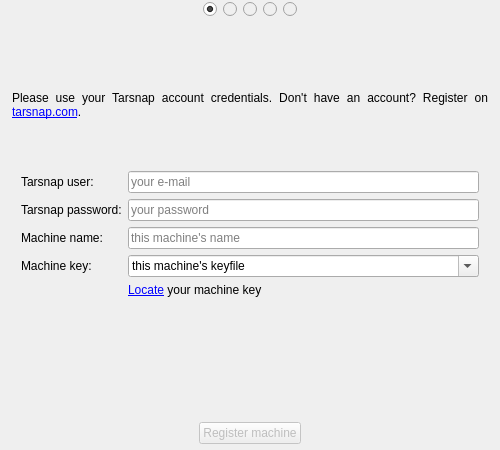
Before: the Qt Designer form forms/setupdialog.ui in Tarsnap/tarsnap-gui, drawn with Qt 5.
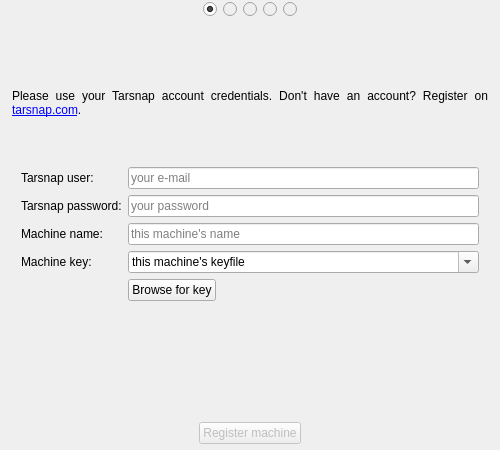
After: the same form once the commit is applied. The open tabs and pages were chosen to show the change. Icons and pictures are not drawn.

Commit message:
Turn the browse for key label into a button.
In the setup wizard.

```diff
--- a/forms/setupdialog.ui
+++ b/forms/setupdialog.ui
@@ -836,9 +836,9 @@
            </widget>
           </item>
           <item row="4" column="1">
-           <widget class="QLabel" name="locateMachineKeyLabel">
+           <widget class="QPushButton" name="browseKeyButton">
             <property name="text">
-             <string>&lt;html&gt;&lt;head/&gt;&lt;body&gt;&lt;p&gt;&lt;a href=&quot;/&quot;&gt;&lt;span style=&quot; text-decoration: underline; color:#0000ff;&quot;&gt;Locate&lt;/span&gt;&lt;/a&gt; your machine key&lt;/p&gt;&lt;/body&gt;&lt;/html&gt;</string>
+             <string>Browse for key</string>
             </property>
            </widget>
           </item>
```
Left out of the diff: 32 changed lines with no effect on the pictures. The commit also changes 2 other files.
